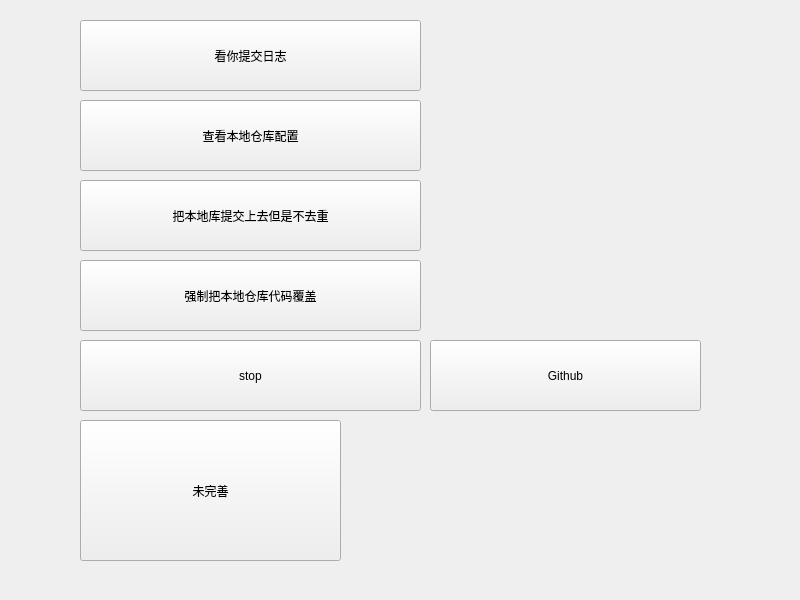
Above: AutoUploadGithub/myprocess.ui from Yu-1120/Trash before the change. Below: the same form after it.
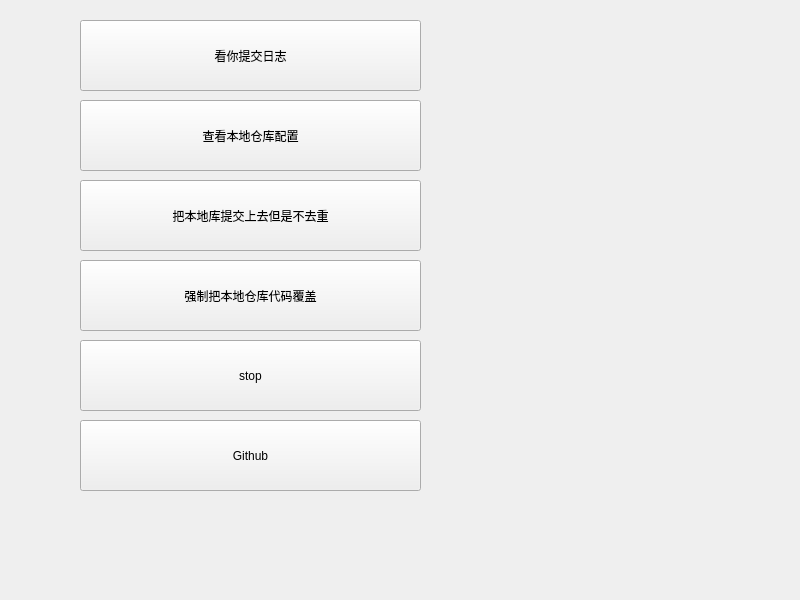
That is the form after the change.

The edit to the form file:
```diff
--- a/AutoUploadGithub/myprocess.ui
+++ b/AutoUploadGithub/myprocess.ui
@@ -78,25 +78,12 @@
     <string>stop</string>
    </property>
   </widget>
-  <widget class="QPushButton" name="file_exist">
+  <widget class="QPushButton" name="Github">
    <property name="geometry">
     <rect>
      <x>80</x>
      <y>420</y>
-     <width>261</width>
-     <height>141</height>
-    </rect>
-   </property>
-   <property name="text">
-    <string>未完善</string>
-   </property>
-  </widget>
-  <widget class="QPushButton" name="Github">
-   <property name="geometry">
-    <rect>
-     <x>430</x>
-     <y>340</y>
-     <width>271</width>
+     <width>341</width>
      <height>71</height>
     </rect>
    </property>
```
